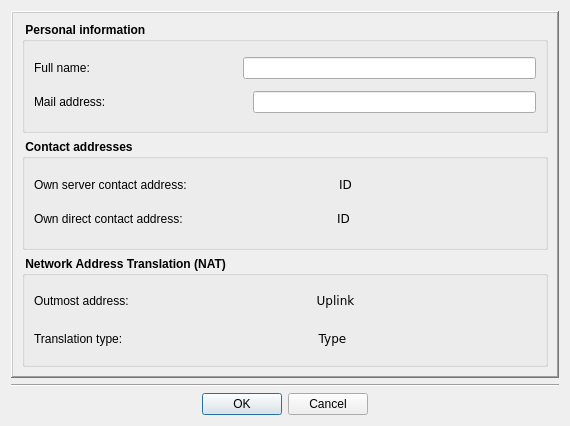
The window that Homer/forms/Dialogs/IdentityDialog.ui (Homer-Conferencing/Homer-Conferencing) describes before a commit, drawn with Qt 5.
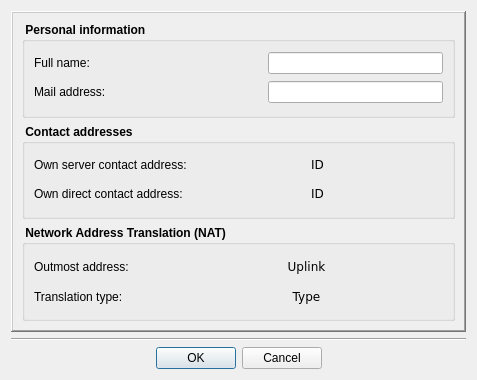
The same window after the commit. Icons and pictures are not drawn.

Patch:
```diff
--- a/Homer/forms/Dialogs/IdentityDialog.ui
+++ b/Homer/forms/Dialogs/IdentityDialog.ui
@@ -6,16 +6,10 @@
    <rect>
     <x>0</x>
     <y>0</y>
-    <width>570</width>
-    <height>426</height>
+    <width>477</width>
+    <height>380</height>
    </rect>
   </property>
-  <property name="sizePolicy">
-   <sizepolicy hsizetype="Preferred" vsizetype="Preferred">
-    <horstretch>0</horstretch>
-    <verstretch>0</verstretch>
-   </sizepolicy>
-  </property>
   <property name="windowTitle">
    <string>Edit own identity</string>
   </property>
@@ -69,11 +63,11 @@
           <layout class="QHBoxLayout" stretch="0,1,2">
            <item>
             <widget class="QLabel" name="mLbName">
-             <property name="sizePolicy">
-              <sizepolicy hsizetype="Fixed" vsizetype="Fixed">
-               <horstretch>0</horstretch>
-               <verstretch>0</verstretch>
-              </sizepolicy>
+             <property name="minimumSize">
+              <size>
+               <width>140</width>
+               <height>22</height>
+              </size>
              </property>
              <property name="font">
               <font>
@@ -104,6 +98,12 @@
            </item>
            <item>
             <widget class="QLineEdit" name="mLeName">
+             <property name="minimumSize">
+              <size>
+               <width>0</width>
+               <height>22</height>
+              </size>
+             </property>
              <property name="font">
               <font>
                <weight>50</weight>
@@ -121,11 +121,11 @@
           <layout class="QHBoxLayout" stretch="0,1,2">
            <item>
             <widget class="QLabel" name="mLbMail">
-             <property name="sizePolicy">
-              <sizepolicy hsizetype="Fixed" vsizetype="Fixed">
-               <horstretch>0</horstretch>
-               <verstretch>0</verstretch>
-              </sizepolicy>
+             <property name="minimumSize">
+              <size>
+               <width>140</width>
+               <height>22</height>
+              </size>
              </property>
              <property name="font">
               <font>
@@ -156,6 +156,12 @@
            </item>
            <item>
             <widget class="QLineEdit" name="mLeMail">
+             <property name="minimumSize">
+              <size>
+               <width>0</width>
+               <height>22</height>
+              </size>
+             </property>
              <property name="font">
               <font>
                <weight>50</weight>
@@ -185,14 +191,14 @@
         </property>
         <layout class="QVBoxLayout" name="verticalLayout">
          <item>
-          <layout class="QHBoxLayout" name="_2" stretch="0,2,0,0,0">
+          <layout class="QHBoxLayout" name="_2" stretch="0,0,2,0,0,0">
            <item>
             <widget class="QLabel" name="mLbDescId_2">
-             <property name="sizePolicy">
-              <sizepolicy hsizetype="Fixed" vsizetype="Fixed">
-               <horstretch>0</horstretch>
-               <verstretch>0</verstretch>
-              </sizepolicy>
+             <property name="minimumSize">
+              <size>
+               <width>170</width>
+               <height>22</height>
+              </size>
              </property>
              <property name="font">
               <font>
@@ -205,6 +211,22 @@
              </property>
             </widget>
            </item>
+           <item>
+            <spacer name="horizontalSpacer_2">
+             <property name="orientation">
+              <enum>Qt::Horizontal</enum>
+             </property>
+             <property name="sizeType">
+              <enum>QSizePolicy::Fixed</enum>
+             </property>
+             <property name="sizeHint" stdset="0">
+              <size>
+               <width>20</width>
+               <height>20</height>
+              </size>
+             </property>
+            </spacer>
+           </item>
            <item>
             <widget class="QLabel" name="mLbServerAddress">
              <property name="font">
@@ -285,14 +307,14 @@
           </layout>
          </item>
          <item>
-          <layout class="QHBoxLayout" stretch="0,2,0,0,0">
+          <layout class="QHBoxLayout" stretch="0,0,2,0,0,0">
            <item>
             <widget class="QLabel" name="mLbDescId">
-             <property name="sizePolicy">
-              <sizepolicy hsizetype="Fixed" vsizetype="Fixed">
-               <horstretch>0</horstretch>
-               <verstretch>0</verstretch>
-              </sizepolicy>
+             <property name="minimumSize">
+              <size>
+               <width>170</width>
+               <height>22</height>
+              </size>
              </property>
              <property name="font">
               <font>
@@ -305,6 +327,22 @@
              </property>
             </widget>
            </item>
+           <item>
+            <spacer name="horizontalSpacer_4">
+             <property name="orientation">
+              <enum>Qt::Horizontal</enum>
+             </property>
+             <property name="sizeType">
+              <enum>QSizePolicy::Fixed</enum>
+             </property>
+             <property name="sizeHint" stdset="0">
+              <size>
+               <width>20</width>
+               <height>20</height>
+              </size>
+             </property>
+            </spacer>
+           </item>
            <item>
             <widget class="QLabel" name="mLbDirectAddress">
              <property name="font">
@@ -400,14 +438,14 @@
         </property>
         <layout class="QVBoxLayout" name="verticalLayout_2">
          <item>
-          <layout class="QHBoxLayout" name="horizontalLayout" stretch="0,2">
+          <layout class="QHBoxLayout" name="horizontalLayout" stretch="0,0,2">
            <item>
             <widget class="QLabel" name="mLbNatAdrDesAdr">
-             <property name="sizePolicy">
-              <sizepolicy hsizetype="Fixed" vsizetype="Minimum">
-               <horstretch>0</horstretch>
-               <verstretch>0</verstretch>
-              </sizepolicy>
+             <property name="minimumSize">
+              <size>
+               <width>110</width>
+               <height>22</height>
+              </size>
              </property>
              <property name="font">
               <font>
@@ -420,6 +458,19 @@
              </property>
             </widget>
            </item>
+           <item>
+            <spacer name="horizontalSpacer_9">
+             <property name="orientation">
+              <enum>Qt::Horizontal</enum>
+             </property>
+             <property name="sizeHint" stdset="0">
+              <size>
+               <width>20</width>
+               <height>20</height>
+              </size>
+             </property>
+            </spacer>
+           </item>
            <item>
             <widget class="QLabel" name="mLbNatAdr">
              <property name="font">
@@ -446,14 +497,14 @@
           </layout>
          </item>
          <item>
-          <layout class="QHBoxLayout" name="horizontalLayout_2" stretch="0,2">
+          <layout class="QHBoxLayout" name="horizontalLayout_2" stretch="0,0,2">
            <item>
             <widget class="QLabel" name="mLbNatTypeDesc">
-             <property name="sizePolicy">
-              <sizepolicy hsizetype="Fixed" vsizetype="Fixed">
-               <horstretch>0</horstretch>
-               <verstretch>0</verstretch>
-              </sizepolicy>
+             <property name="minimumSize">
+              <size>
+               <width>110</width>
+               <height>22</height>
+              </size>
              </property>
              <property name="font">
               <font>
@@ -466,6 +517,19 @@
              </property>
             </widget>
            </item>
+           <item>
+            <spacer name="horizontalSpacer_10">
+             <property name="orientation">
+              <enum>Qt::Horizontal</enum>
+             </property>
+             <property name="sizeHint" stdset="0">
+              <size>
+               <width>20</width>
+               <height>20</height>
+              </size>
+             </property>
+            </spacer>
+           </item>
            <item>
             <widget class="QLabel" name="mLbNatType">
              <property name="font">
```
